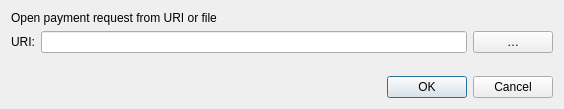
Old version of the form src/qt/forms/openuridialog.ui in the repository Pricecoin/PricecoinX.
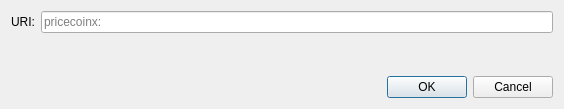
New version of the form. Custom widgets are drawn as their Qt base class.

Diff of the .ui file:
```diff
--- a/src/qt/forms/openuridialog.ui
+++ b/src/qt/forms/openuridialog.ui
@@ -14,13 +14,6 @@
    <string>Open URI</string>
   </property>
   <layout class="QVBoxLayout" name="verticalLayout">
-   <item>
-    <widget class="QLabel" name="label_2">
-     <property name="text">
-      <string>Open payment request from URI or file</string>
-     </property>
-    </widget>
-   </item>
    <item>
     <layout class="QHBoxLayout" name="horizontalLayout">
      <item>
@@ -31,18 +24,9 @@
       </widget>
      </item>
      <item>
-      <widget class="QValidatedLineEdit" name="uriEdit"/>
-     </item>
-     <item>
-      <widget class="QPushButton" name="selectFileButton">
-       <property name="toolTip">
-        <string>Select payment request file</string>
-       </property>
-       <property name="text">
-        <string notr="true">…</string>
-       </property>
-       <property name="autoDefault">
-        <bool>false</bool>
+      <widget class="QValidatedLineEdit" name="uriEdit">
+       <property name="placeholderText">
+        <string notr="true">pricecoinx:</string>
        </property>
       </widget>
      </item>
```
Left out of the diff: 2 changed lines with no effect on the pictures.
